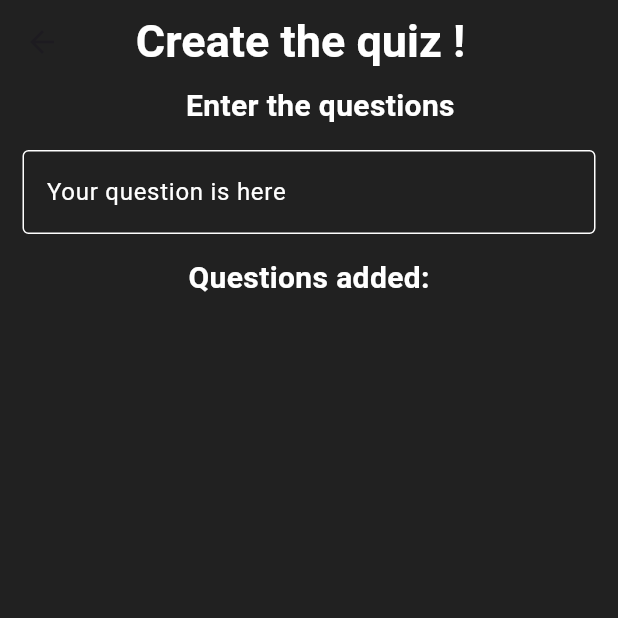
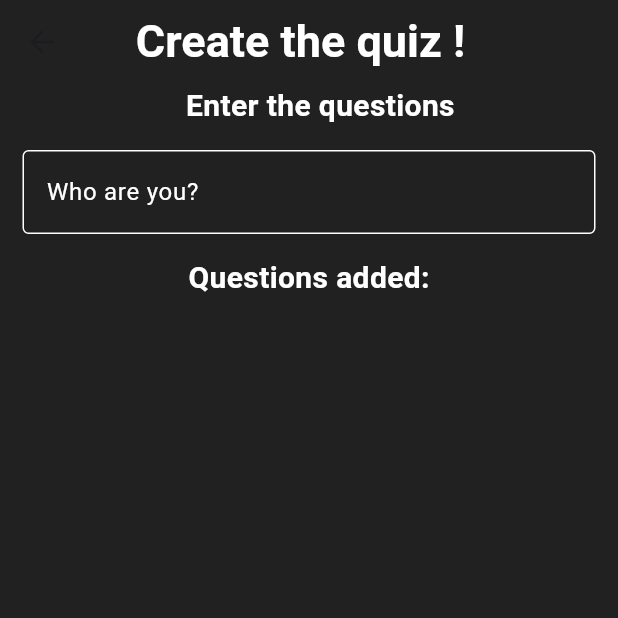
Before and after one commit to tienluan02/quizzler, a Flutter app: the CreateQuestion screen opened directly, on a phone screen of 412 x 824 dp, the top half of it. Run offline on Flutter 3.47's test engine with Material 3 defaults, Android fonts, the phone set to English and light mode, and no system bars.

```diff
--- a/quizzlerapp/lib/main.dart
+++ b/quizzlerapp/lib/main.dart
@@ -144,7 +144,7 @@ class _CreateQuestionState extends State<CreateQuestion> {
             child: TextField(
               controller: _questionController,
               decoration: const InputDecoration(
-                labelText: 'Your question is here',
+                labelText: 'Who are you?',
                 labelStyle: TextStyle(color: Colors.white),
                 enabledBorder: OutlineInputBorder(
                   borderSide: BorderSide(color: Colors.white),
```
